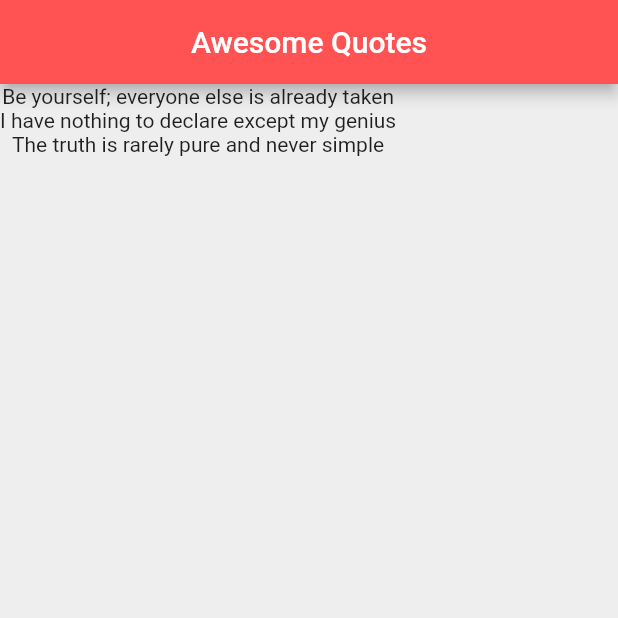
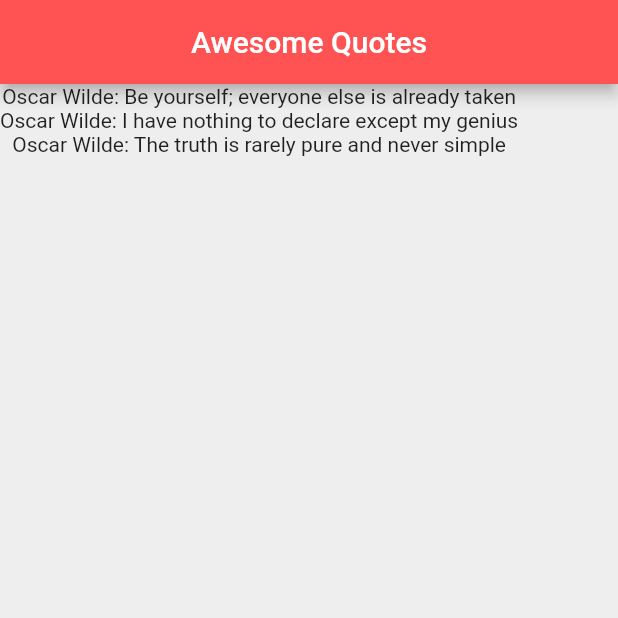
Before and after one commit to beslimir/QuotesProject_Flutter, a Flutter app: the screen it shows after launch, on a phone screen of 412 x 824 dp, the top half of it. Run offline on Flutter 3.47's test engine with Material 2 defaults, Android fonts, the phone set to English and light mode, and no system bars.

Commit message:
Create a class with constructor - different way

```diff
--- a/lib/main.dart
+++ b/lib/main.dart
@@ -1,8 +1,10 @@
 import 'package:flutter/material.dart';
 
+import 'quote.dart';
+
 void main() => runApp(MaterialApp(
-  home: QuoteList(),
-));
+      home: QuoteList(),
+    ));
 
 class QuoteList extends StatefulWidget {
   const QuoteList({Key? key}) : super(key: key);
@@ -12,11 +14,16 @@ class QuoteList extends StatefulWidget {
 }
 
 class _QuoteListState extends State<QuoteList> {
-
-  List<String> quotes = [
-    'Be yourself; everyone else is already taken',
-    'I have nothing to declare except my genius',
-    'The truth is rarely pure and never simple'
+  List<Quote> quotes = [
+    Quote(
+        text: 'Oscar Wilde',
+        author: 'Be yourself; everyone else is already taken'),
+    Quote(
+        text: 'Oscar Wilde',
+        author: 'I have nothing to declare except my genius'),
+    Quote(
+        text: 'Oscar Wilde',
+        author: 'The truth is rarely pure and never simple')
   ];
 
   @override
@@ -29,7 +36,7 @@ class _QuoteListState extends State<QuoteList> {
         backgroundColor: Colors.redAccent,
       ),
       body: Column(
-        children: quotes.map((quote) => Text(quote)).toList(),
+        children: quotes.map((quote) => Text('${quote.text}: ${quote.author}')).toList(),
       ),
     );
   }
--- a/lib/quote.dart
+++ b/lib/quote.dart
@@ -1,11 +1,8 @@
 class Quote {
 
-  late String text;
-  late String author;
+  String text;
+  String author;
 
-  Quote(String text, String author) {
-    this.text = text;
-    this.author = author;
-  }
+  Quote({required this.text, required this.author});
 
 }
```
